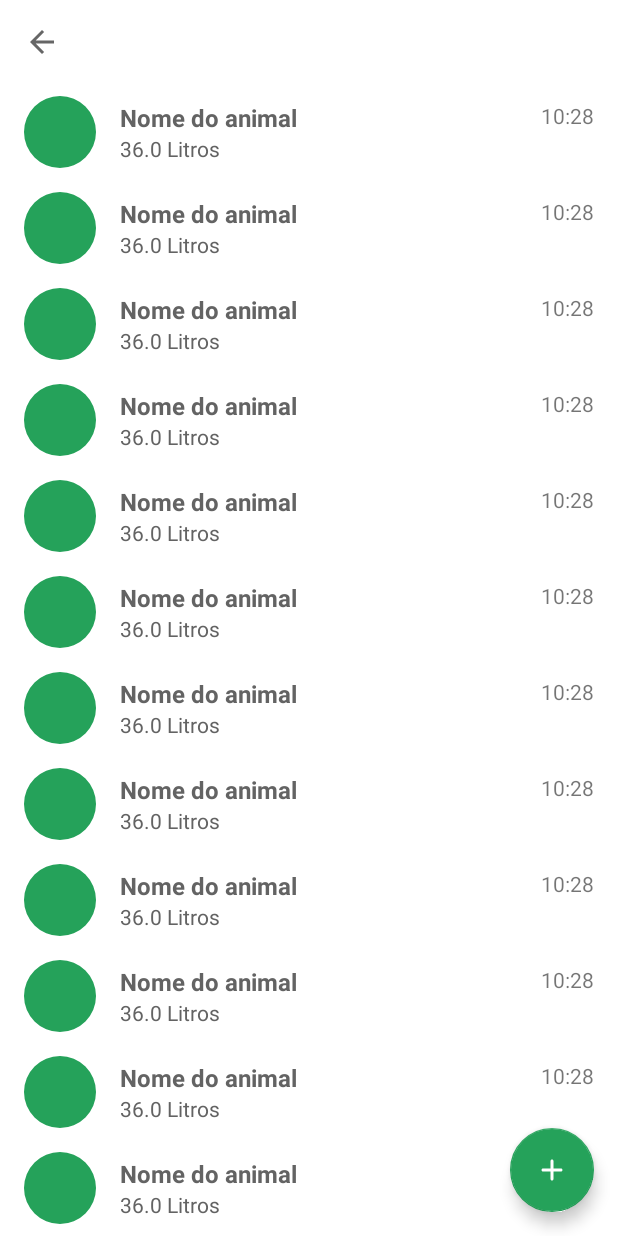
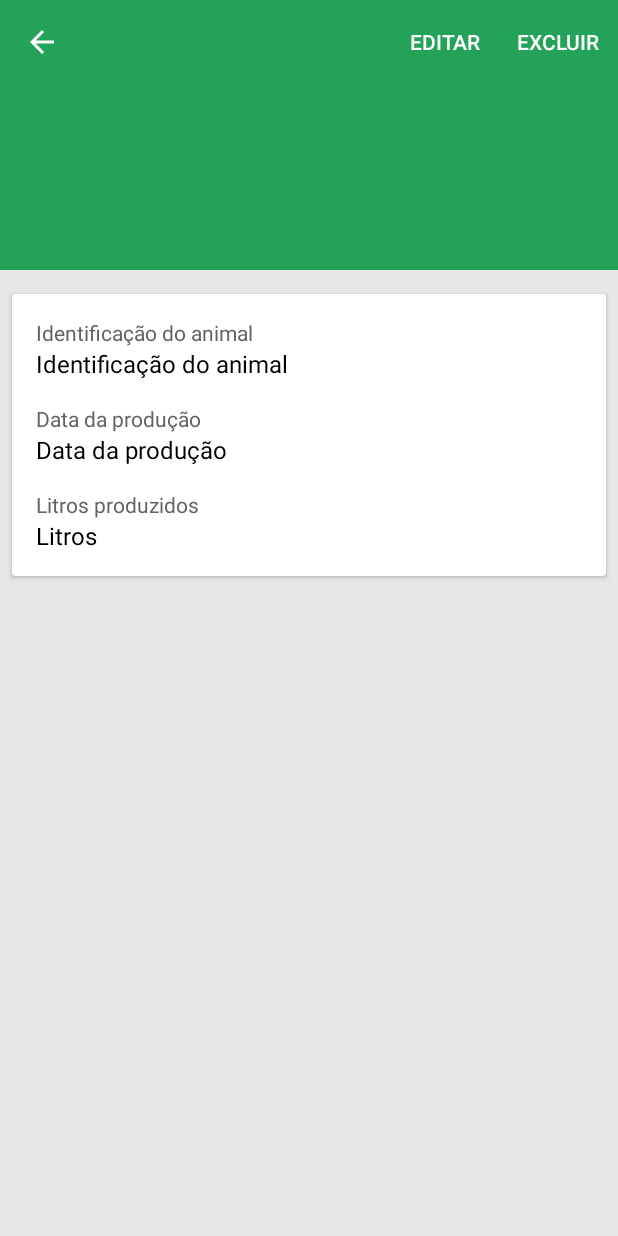
Before and after one commit to wandersonfelipegp13/app, an Android app: the ProductionListActivity screen opened directly, with no data from a screen before it, after a tap on "Nome do animal", on a phone screen of 412 x 824 dp. Run offline under Robolectric (Android 15) with nearby library versions, the phone set to English and light mode, and no system bars; our stand-ins replace data binding; Roboto replaces fonts that are not available here; 1 other tap on this screen came first.

Commit message:
feat: Layout da tela de detalhes de produção

```diff
--- a/app/src/main/AndroidManifest.xml
+++ b/app/src/main/AndroidManifest.xml
@@ -11,6 +11,12 @@
         android:supportsRtl="true"
         android:theme="@style/Theme.MyApplication"
         tools:targetApi="31">
+        <activity
+            android:name=".ProductionDetailsActivity"
+            android:exported="false" />
+        <activity
+            android:name=".ProductionFormActivity"
+            android:exported="false" />
         <activity
             android:name=".ProductionListActivity"
             android:exported="false"
--- a/app/src/main/java/com/example/myapplication/CareListActivity.java
+++ b/app/src/main/java/com/example/myapplication/CareListActivity.java
@@ -3,6 +3,7 @@ package com.example.myapplication;
 import android.content.Intent;
 import android.os.Bundle;
 
+import androidx.appcompat.app.ActionBar;
 import androidx.appcompat.app.AppCompatActivity;
 import androidx.appcompat.widget.Toolbar;
 import androidx.recyclerview.widget.DefaultItemAnimator;
@@ -32,7 +33,9 @@ public class CareListActivity extends AppCompatActivity {
         setContentView(binding.getRoot());
 
         Toolbar toolbar = binding.toolbar;
-        ToolbarConfig.config(this, toolbar);
+        ActionBar actionBar = ToolbarConfig.config(this, toolbar);
+        actionBar.setDisplayShowTitleEnabled(true);
+        actionBar.setTitle(getString(R.string.animal_id));
 
         onClickNewCare();
 
--- /dev/null
+++ b/app/src/main/java/com/example/myapplication/ProductionDetailsActivity.java
@@ -0,0 +1,62 @@
+package com.example.myapplication;
+
+import android.content.Intent;
+import android.os.Bundle;
+import android.view.Menu;
+import android.view.MenuInflater;
+import android.view.MenuItem;
+
+import androidx.annotation.NonNull;
+import androidx.appcompat.app.AppCompatActivity;
+import androidx.appcompat.widget.Toolbar;
+
+import com.example.myapplication.databinding.ActivityProductionDetailsBinding;
+import com.example.myapplication.util.ToolbarConfig;
+
+public class ProductionDetailsActivity extends AppCompatActivity {
+
+    private ActivityProductionDetailsBinding binding;
+
+    @Override
+    protected void onCreate(Bundle savedInstanceState) {
+
+        super.onCreate(savedInstanceState);
+        binding = ActivityProductionDetailsBinding.inflate(getLayoutInflater());
+        setContentView(binding.getRoot());
+
+        Toolbar toolbar = binding.toolbar;
+        ToolbarConfig.config(this, toolbar);
+
+    }
+
+    @Override
+    public boolean onCreateOptionsMenu(Menu menu) {
+
+        MenuInflater menuInflater = getMenuInflater();
+        menuInflater.inflate(R.menu.production_menu, menu);
+        return true;
+
+    }
+
+    @Override
+    public boolean onOptionsItemSelected(@NonNull MenuItem item) {
+
+        int id = item.getItemId();
+
+        if (id == R.id.menuItemEdit) {
+
+            Intent intent = new Intent(this, ProductionFormActivity.class);
+            startActivity(intent);
+            return true;
+
+        } else if (id == R.id.menuItemDelete) {
+
+            return true;
+
+        }
+
+        return super.onOptionsItemSelected(item);
+
+    }
+
+}
--- /dev/null
+++ b/app/src/main/java/com/example/myapplication/ProductionFormActivity.java
@@ -0,0 +1,15 @@
+package com.example.myapplication;
+
+import androidx.appcompat.app.AppCompatActivity;
+
+import android.os.Bundle;
+
+public class ProductionFormActivity extends AppCompatActivity {
+
+    @Override
+    protected void onCreate(Bundle savedInstanceState) {
+        super.onCreate(savedInstanceState);
+        setContentView(R.layout.activity_production_form);
+    }
+
+}
--- a/app/src/main/java/com/example/myapplication/ProductionListActivity.java
+++ b/app/src/main/java/com/example/myapplication/ProductionListActivity.java
@@ -1,5 +1,6 @@
 package com.example.myapplication;
 
+import android.content.Intent;
 import android.os.Bundle;
 
 import androidx.appcompat.app.AppCompatActivity;
@@ -84,6 +85,9 @@ public class ProductionListActivity extends AppCompatActivity {
 
         return ((holder, idx) -> {
 
+            Intent intent = new Intent(ProductionListActivity.this, ProductionDetailsActivity.class);
+            startActivity(intent);
+
         });
 
     }
@@ -92,6 +96,9 @@ public class ProductionListActivity extends AppCompatActivity {
 
         binding.fabAddProduction.setOnClickListener(view -> {
 
+            Intent intent = new Intent(ProductionListActivity.this, ProductionFormActivity.class);
+            startActivity(intent);
+
         });
 
     }
--- a/app/src/main/java/com/example/myapplication/model/ProductionAdapter.java
+++ b/app/src/main/java/com/example/myapplication/model/ProductionAdapter.java
@@ -52,27 +52,7 @@ public class ProductionAdapter extends RecyclerView.Adapter<ProductionAdapter.Pr
         String liters = production.getLitros() + " " + context.getString(R.string.liters);
         holder.liters.setText(liters);
 
-        if (DateComparator.isYesterday(production.getData())) {
-
-            holder.date.setText(context.getString(R.string.yesterday));
-
-        } else {
-
-            DateFormat df;
-
-            if (DateComparator.isToday(production.getData())) {
-
-                df = new SimpleDateFormat("HH:mm", Locale.getDefault());
-
-            } else {
-
-                df = new SimpleDateFormat("dd/MM/yyyy", Locale.getDefault());
-
-            }
-
-            holder.date.setText(df.format(production.getData().getTime()));
-
-        }
+        holder.date.setText(DateComparator.toString(context, production.getData()));
 
         holder.itemView.setOnClickListener(view -> onClickListener.onClickProduction(holder, position));
 
--- a/app/src/main/java/com/example/myapplication/util/DateComparator.java
+++ b/app/src/main/java/com/example/myapplication/util/DateComparator.java
@@ -1,7 +1,14 @@
 package com.example.myapplication.util;
 
+import android.content.Context;
+
+import com.example.myapplication.R;
+
+import java.text.DateFormat;
+import java.text.SimpleDateFormat;
 import java.util.Calendar;
 import java.util.Date;
+import java.util.Locale;
 
 public abstract class DateComparator {
 
@@ -36,4 +43,30 @@ public abstract class DateComparator {
 
     }
 
+    public static String toString(Context context, Date date) {
+
+        if (isYesterday(date)) {
+
+            return context.getString(R.string.yesterday);
+
+        } else {
+
+            DateFormat df;
+
+            if (isToday(date)) {
+
+                df = new SimpleDateFormat("HH:mm", Locale.getDefault());
+
+            } else {
+
+                df = new SimpleDateFormat("dd/MM/yyyy", Locale.getDefault());
+
+            }
+
+            return df.format(date.getTime());
+
+        }
+
+    }
+
 }
--- a/app/src/main/java/com/example/myapplication/util/ToolbarConfig.java
+++ b/app/src/main/java/com/example/myapplication/util/ToolbarConfig.java
@@ -6,7 +6,7 @@ import androidx.appcompat.widget.Toolbar;
 
 public class ToolbarConfig {
 
-    public static void config(AppCompatActivity activity, Toolbar toolbar) {
+    public static ActionBar config(AppCompatActivity activity, Toolbar toolbar) {
 
         activity.setSupportActionBar(toolbar);
         toolbar.setNavigationOnClickListener(view -> activity.finish());
@@ -18,6 +18,8 @@ public class ToolbarConfig {
             actionBar.setDisplayShowTitleEnabled(false);
         }
 
+        return actionBar;
+
     }
 
 }
--- /dev/null
+++ b/app/src/main/res/layout/activity_production_details.xml
@@ -0,0 +1,60 @@
+<?xml version="1.0" encoding="utf-8"?>
+<layout xmlns:android="http://schemas.android.com/apk/res/android"
+    xmlns:app="http://schemas.android.com/apk/res-auto"
+    xmlns:tools="http://schemas.android.com/tools">
+
+    <data>
+
+    </data>
+
+    <androidx.coordinatorlayout.widget.CoordinatorLayout
+        android:layout_width="match_parent"
+        android:layout_height="match_parent"
+        android:fitsSystemWindows="true"
+        app:layout_behavior="@string/appbar_scrolling_view_behavior"
+        tools:context=".ProductionDetailsActivity"
+        tools:showIn="@layout/content_scrolling_animal">
+
+        <com.google.android.material.appbar.AppBarLayout
+            android:id="@+id/appBar"
+            android:layout_width="match_parent"
+            android:layout_height="@dimen/app_bar_height"
+            android:fitsSystemWindows="true"
+            android:theme="@style/Theme.MyApplication.AppBarOverlay">
+
+            <com.google.android.material.appbar.CollapsingToolbarLayout
+                android:id="@+id/collapsingToolbar"
+                style="@style/Widget.MaterialComponents.Toolbar.Primary"
+                android:layout_width="match_parent"
+                android:layout_height="match_parent"
+                android:fitsSystemWindows="true"
+                app:contentScrim="?attr/colorPrimary"
+                app:layout_scrollFlags="scroll|exitUntilCollapsed">
+
+                <androidx.appcompat.widget.AppCompatImageView
+                    android:id="@+id/acivFoto"
+                    android:layout_width="match_parent"
+                    android:layout_height="match_parent"
+                    android:fitsSystemWindows="true"
+                    android:scaleType="centerCrop" />
+
+                <androidx.appcompat.widget.Toolbar
+                    android:id="@+id/toolbar"
+                    style="@style/Widget.MaterialComponents.Toolbar.Primary"
+                    android:layout_width="match_parent"
+                    android:layout_height="?attr/actionBarSize"
+                    android:background="@android:color/transparent"
+                    app:layout_collapseMode="pin"
+                    app:popupTheme="@style/Theme.MyApplication.PopupOverlay" />
+
+            </com.google.android.material.appbar.CollapsingToolbarLayout>
+
+        </com.google.android.material.appbar.AppBarLayout>
+
+        <include
+            android:id="@+id/content"
+            layout="@layout/content_scrolling_production" />
+
+    </androidx.coordinatorlayout.widget.CoordinatorLayout>
+
+</layout>
--- /dev/null
+++ b/app/src/main/res/layout/activity_production_form.xml
@@ -0,0 +1,17 @@
+<?xml version="1.0" encoding="utf-8"?>
+<layout xmlns:android="http://schemas.android.com/apk/res/android"
+    xmlns:app="http://schemas.android.com/apk/res-auto"
+    xmlns:tools="http://schemas.android.com/tools">
+
+    <data>
+
+    </data>
+
+    <androidx.constraintlayout.widget.ConstraintLayout
+        android:layout_width="match_parent"
+        android:layout_height="match_parent"
+        tools:context=".ProductionFormActivity">
+
+    </androidx.constraintlayout.widget.ConstraintLayout>
+
+</layout>
--- /dev/null
+++ b/app/src/main/res/layout/content_scrolling_production.xml
@@ -0,0 +1,123 @@
+<?xml version="1.0" encoding="utf-8"?>
+<layout xmlns:android="http://schemas.android.com/apk/res/android"
+    xmlns:app="http://schemas.android.com/apk/res-auto"
+    xmlns:tools="http://schemas.android.com/tools">
+
+    <data>
+
+    </data>
+
+    <androidx.core.widget.NestedScrollView
+        android:id="@+id/nsvProductionForm"
+        android:layout_width="match_parent"
+        android:layout_height="match_parent"
+        android:background="@color/light_gray"
+        app:layout_behavior="@string/appbar_scrolling_view_behavior"
+        tools:context=".ProductionDetailsActivity"
+        tools:showIn="@layout/activity_production_details">
+
+        <androidx.constraintlayout.widget.ConstraintLayout
+            android:id="@+id/clProductionForm"
+            android:layout_width="match_parent"
+            android:layout_height="match_parent"
+            android:layout_marginTop="@dimen/small_margin">
+
+            <androidx.cardview.widget.CardView
+                android:id="@+id/cardDetails"
+                android:layout_width="match_parent"
+                android:layout_height="wrap_content"
+                android:layout_marginHorizontal="@dimen/small_margin"
+                android:layout_marginTop="@dimen/small_margin"
+                android:layout_marginBottom="@dimen/medium_margin"
+                app:layout_constraintBottom_toBottomOf="parent"
+                app:layout_constraintEnd_toEndOf="parent"
+                app:layout_constraintStart_toStartOf="parent"
+                app:layout_constraintTop_toTopOf="parent">
+
+                <LinearLayout
+                    android:layout_width="match_parent"
+                    android:layout_height="wrap_content"
+                    android:orientation="vertical"
+                    android:paddingVertical="@dimen/small_padding">
+
+                    <LinearLayout
+                        android:id="@+id/layoutAnimal"
+                        android:layout_width="match_parent"
+                        android:layout_height="wrap_content"
+                        android:orientation="vertical"
+                        android:paddingHorizontal="@dimen/medium_padding"
+                        android:paddingVertical="@dimen/small_padding">
+
+                        <TextView
+                            android:layout_width="wrap_content"
+                            android:layout_height="wrap_content"
+                            android:text="@string/production_animal_id"
+                            android:textColor="@color/dark_gray"
+                            android:textSize="14sp" />
+
+                        <TextView
+                            android:layout_width="wrap_content"
+                            android:layout_height="wrap_content"
+                            android:text="@string/production_animal_id"
+                            android:textColor="@color/black"
+                            android:textSize="@dimen/medium_text" />
+
+                    </LinearLayout>
+
+                    <LinearLayout
+                        android:id="@+id/layoutDate"
+                        android:layout_width="match_parent"
+                        android:layout_height="wrap_content"
+                        android:orientation="vertical"
+                        android:paddingHorizontal="@dimen/medium_padding"
+                        android:paddingVertical="@dimen/small_padding">
+
+                        <TextView
+                            android:layout_width="wrap_content"
+                            android:layout_height="wrap_content"
+                            android:text="@string/production_date"
+                            android:textColor="@color/dark_gray"
+                            android:textSize="14sp" />
+
+                        <TextView
+                            android:layout_width="wrap_content"
+                            android:layout_height="wrap_content"
+                            android:text="@string/production_date"
+                            android:textColor="@color/black"
+                            android:textSize="@dimen/medium_text" />
+
+                    </LinearLayout>
+
+                    <LinearLayout
+                        android:id="@+id/layoutLiters"
+                        android:layout_width="match_parent"
+                        android:layout_height="wrap_content"
+                        android:orientation="vertical"
+                        android:paddingHorizontal="@dimen/medium_padding"
+                        android:paddingVertical="@dimen/small_padding">
+
+                        <TextView
+                            android:layout_width="wrap_content"
+                            android:layout_height="wrap_content"
+                            android:text="@string/production_liters"
+                            android:textColor="@color/dark_gray"
+                            android:textSize="14sp" />
+
+                        <TextView
+                            android:layout_width="wrap_content"
+                            android:layout_height="wrap_content"
+                            android:text="@string/liters"
+                            android:textColor="@color/black"
+                            android:textSize="@dimen/medium_text" />
+
+                    </LinearLayout>
+
+                </LinearLayout>
+
+            </androidx.cardview.widget.CardView>
+
+        </androidx.constraintlayout.widget.ConstraintLayout>
+
+    </androidx.core.widget.NestedScrollView>
+
+</layout>
--- /dev/null
+++ b/app/src/main/res/menu/production_menu.xml
@@ -0,0 +1,15 @@
+<?xml version="1.0" encoding="utf-8"?>
+<menu xmlns:android="http://schemas.android.com/apk/res/android"
+    xmlns:app="http://schemas.android.com/apk/res-auto">
+
+    <item
+        android:id="@+id/menuItemEdit"
+        android:title="@string/edit"
+        app:showAsAction="always" />
+
+    <item
+        android:id="@+id/menuItemDelete"
+        android:title="@string/delete"
+        app:showAsAction="ifRoom" />
+
+</menu>
--- a/app/src/main/res/values/strings.xml
+++ b/app/src/main/res/values/strings.xml
@@ -66,6 +66,11 @@
     <string name="care_desc">Descrição</string>
     <string name="care_med">Medicamentos</string>
 
+    <!-- Production Details Activity -->
+    <string name="production_animal_id">Identificação do animal</string>
+    <string name="production_date">Data da produção</string>
+    <string name="production_liters">Litros produzidos</string>
+
     <!-- Production Activity -->
     <string name="liters">Litros</string>
     <string name="date">Data</string>
```
